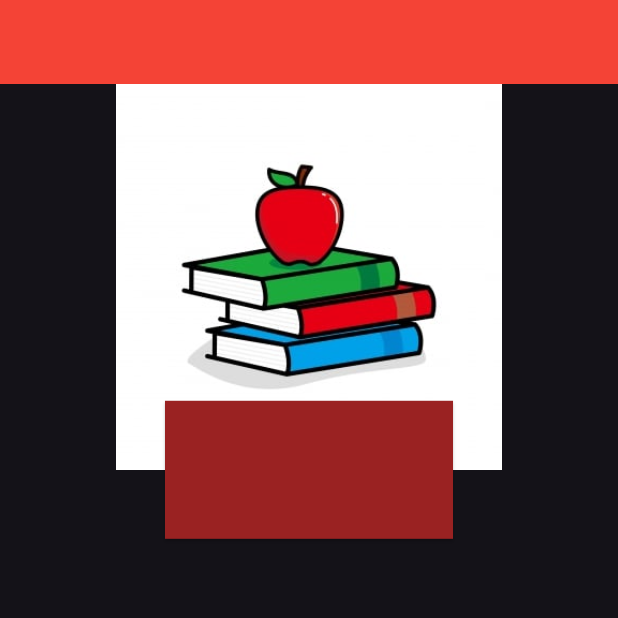
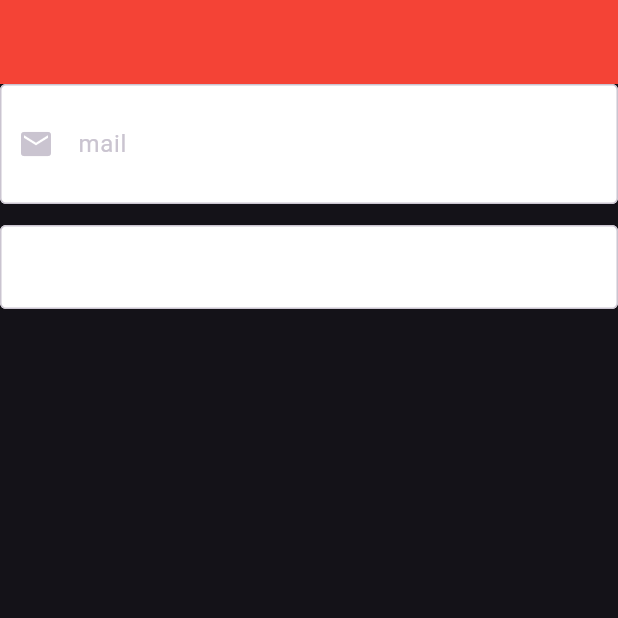
Before and after one commit to uluckabd/vb_flutter_widget, a Flutter app: the screen it shows after launch, on a phone screen of 412 x 824 dp, the top half of it. Run offline on Flutter 3.47's test engine with Material 3 defaults, Android fonts, the phone set to English and light mode, and no system bars.

Commit message:
statefull - pageview - textfield

```diff
--- a/lib/main.dart
+++ b/lib/main.dart
@@ -2,7 +2,11 @@ import 'package:flutter/material.dart';
 import 'package:flutter/services.dart';
 import 'package:vb_flutter/widgets/Column_Row_Learn.dart';
 import 'package:vb_flutter/widgets/ListTile_Learn.dart';
+import 'package:vb_flutter/widgets/PageView_Learn.dart';
 import 'package:vb_flutter/widgets/Stack_Learn.dart';
+import 'package:vb_flutter/widgets/Statefull_Learn.dart';
+import 'package:vb_flutter/widgets/Statefull_Life_cycle_Learn.dart';
+import 'package:vb_flutter/widgets/Textfield_Learn.dart';
 import 'package:vb_flutter/widgets/appbar_learn.dart';
 import 'package:vb_flutter/widgets/button_learn.dart';
 import 'package:vb_flutter/widgets/card_learn.dart';
@@ -46,9 +50,23 @@ class MyApp extends StatelessWidget {
           elevation: 0,
           systemOverlayStyle: SystemUiOverlayStyle.light,
         ),
+
+        inputDecorationTheme: InputDecorationTheme(
+          filled: true,
+          fillColor: Colors.white,
+          iconColor: Colors.red,
+
+          border: OutlineInputBorder(),
+          floatingLabelStyle: TextStyle(
+            color: Colors.amberAccent,
+            fontSize: 20,
+            fontWeight: FontWeight.bold,
+          ),
+        ),
+        textTheme: TextTheme(titleMedium: TextStyle(color: Colors.red)),
       ),
       debugShowCheckedModeBanner: false, // debug banner'ı kaldırır
-      home: StackLearn(),
+      home: TextfieldLearn(),
     );
   }
 }
--- /dev/null
+++ b/lib/widgets/Textfield_Learn.dart
@@ -0,0 +1,75 @@
+import 'package:flutter/material.dart';
+import 'package:flutter/services.dart';
+
+class TextfieldLearn extends StatefulWidget {
+  const TextfieldLearn({super.key});
+
+  @override
+  State<TextfieldLearn> createState() => _TextfieldLearnState();
+}
+
+FocusNode focusnodetextfieldone = FocusNode();
+FocusNode focusnodetextfieldotwo = FocusNode();
+
+class _TextfieldLearnState extends State<TextfieldLearn> {
+  @override
+  Widget build(BuildContext context) {
+    return Scaffold(
+      appBar: AppBar(),
+      body: Column(
+        children: [
+          TextField(
+            maxLength: 100,
+            buildCounter:
+                (
+                  context, {
+                  required currentLength,
+                  required isFocused,
+                  required maxLength,
+                }) {
+                  return animatedcontainer(currentLength);
+                },
+            keyboardType: TextInputType.emailAddress,
+            autofillHints: [AutofillHints.email],
+            inputFormatters: [
+              textprojectformatter().formatter,
+              // sınırladığımız haarfi yazmamızı engeller
+            ],
+            textInputAction:
+                TextInputAction.next, // bi sonraki textfielda geçmemizi sağlar
+            focusNode: focusnodetextfieldone,
+            minLines: 2,
+            maxLines: 4,
+            decoration: InputDecoration(
+              prefixIcon: Icon(Icons.mail),
+              border: OutlineInputBorder(),
+              labelText: "mail",
+              fillColor: Colors.white,
+              filled: true, //textfieldı boyamamız için true yapmamız lazım
+            ),
+          ),
+          TextField(focusNode: focusnodetextfieldotwo),
+        ],
+      ),
+    );
+  }
+
+  AnimatedContainer animatedcontainer(int currentLength) {
+    return AnimatedContainer(
+      duration: Duration(milliseconds: 100),
+      color: Colors.green,
+      height: 10,
+      width: 10.0 * (currentLength ?? 0),
+    );
+  }
+}
+
+class textprojectformatter {
+  final formatter = TextInputFormatter.withFunction((oldValue, newValue) {
+    if (oldValue.text.length.isOdd) {
+      return oldValue;
+    } else {
+      return oldValue;
+    }
+  });
+}
```
Also changed, not shown: lib/widgets/PageView_Learn.dart (added, +64 -0 lines), lib/widgets/Stack_Learn.dart (+8 -3 lines), lib/widgets/Statefull_Learn.dart (added, +100 -0 lines), lib/widgets/Statefull_Life_cycle_Learn.dart (added, +40 -0 lines).
